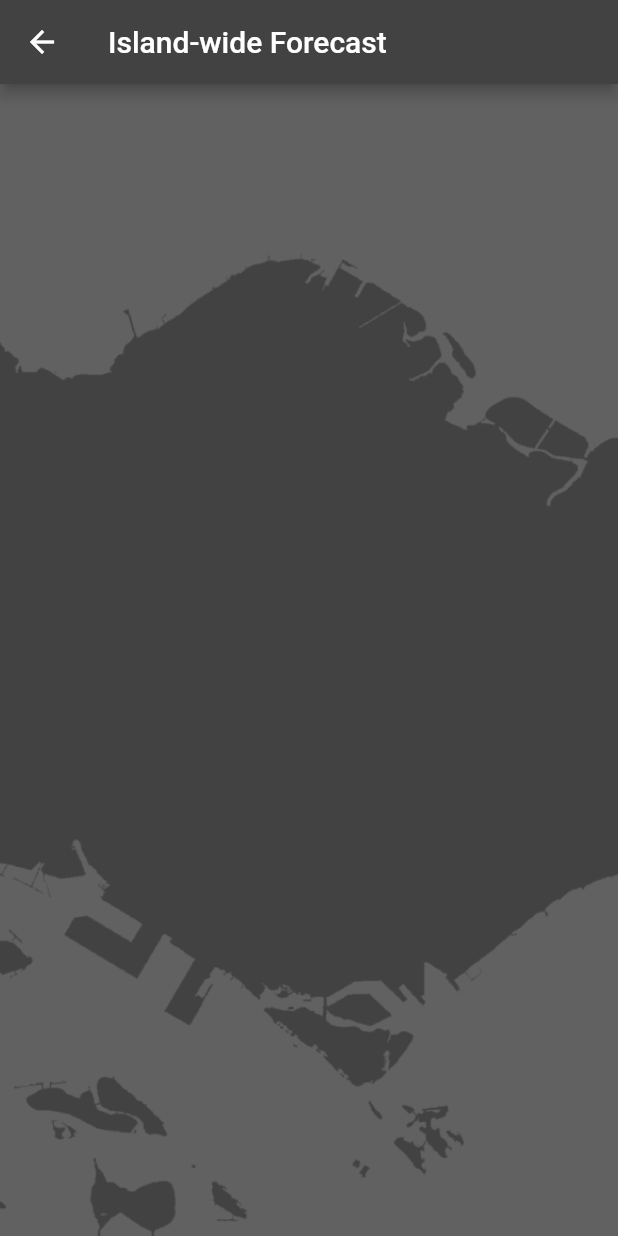
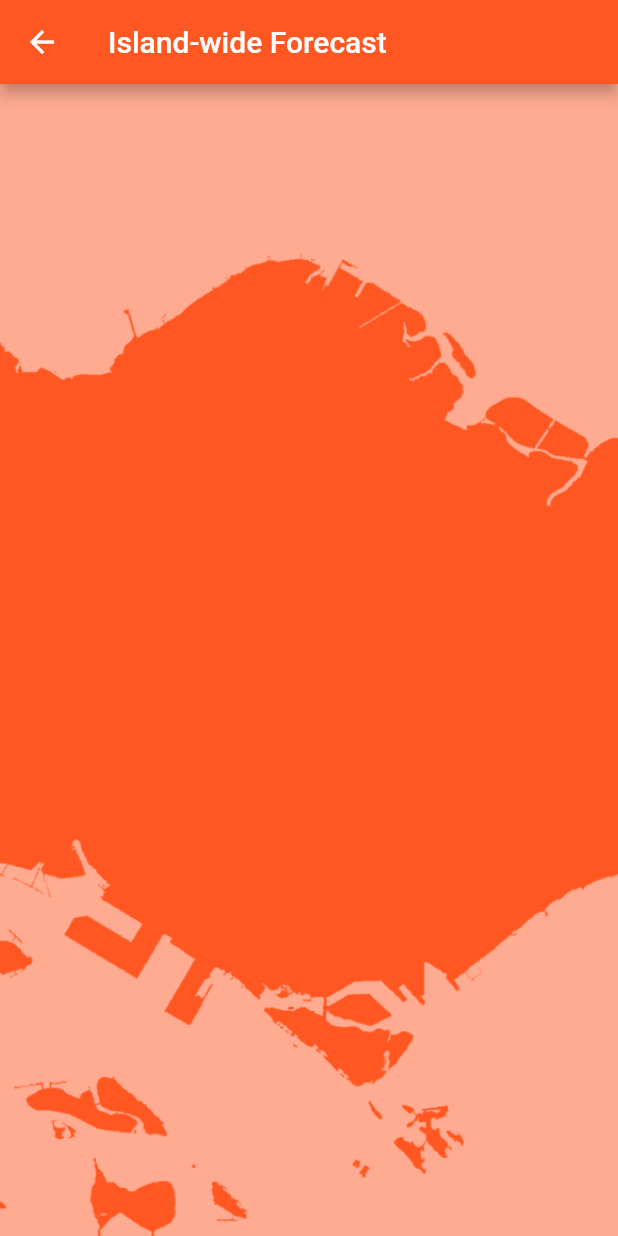
Before and after one commit to hum-ler/singapore_weather, a Flutter app: the Island screen opened directly, on a phone screen of 412 x 824 dp. Run offline on Flutter 3.47's test engine with Material 2 defaults, Android fonts, the phone set to English and light mode, and no system bars; our stand-ins replace flutter_markdown, location, package_info, weather_icons; missing offline and left inert: expandable_bottom_sheet; generated files the repository leaves out were written again.

Commit message:
Reset appPrimaryColor to Colors.deepOrange

```diff
--- a/lib/config.dart
+++ b/lib/config.dart
@@ -5,12 +5,12 @@ import 'package:flutter/material.dart';
 /// The primary color for the app.
 ///
 /// Applied in the app bar.
-final Color appPrimaryColor = Colors.grey.shade800;
+final Color appPrimaryColor = Colors.deepOrange;
 
 /// The secondary color for the app.
 ///
 /// Applied in the island map background.
-final Color appSecondaryColor = Colors.grey.shade700;
+final Color appSecondaryColor = Colors.deepOrange.shade200;
 
 //#endregion
 
```
